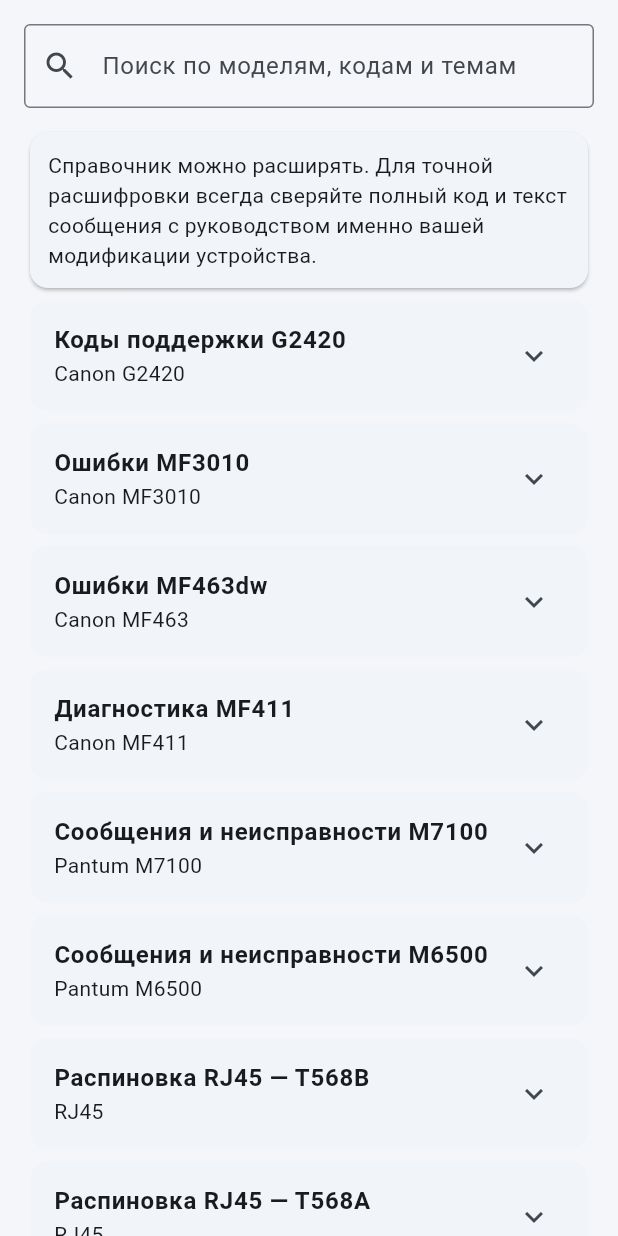
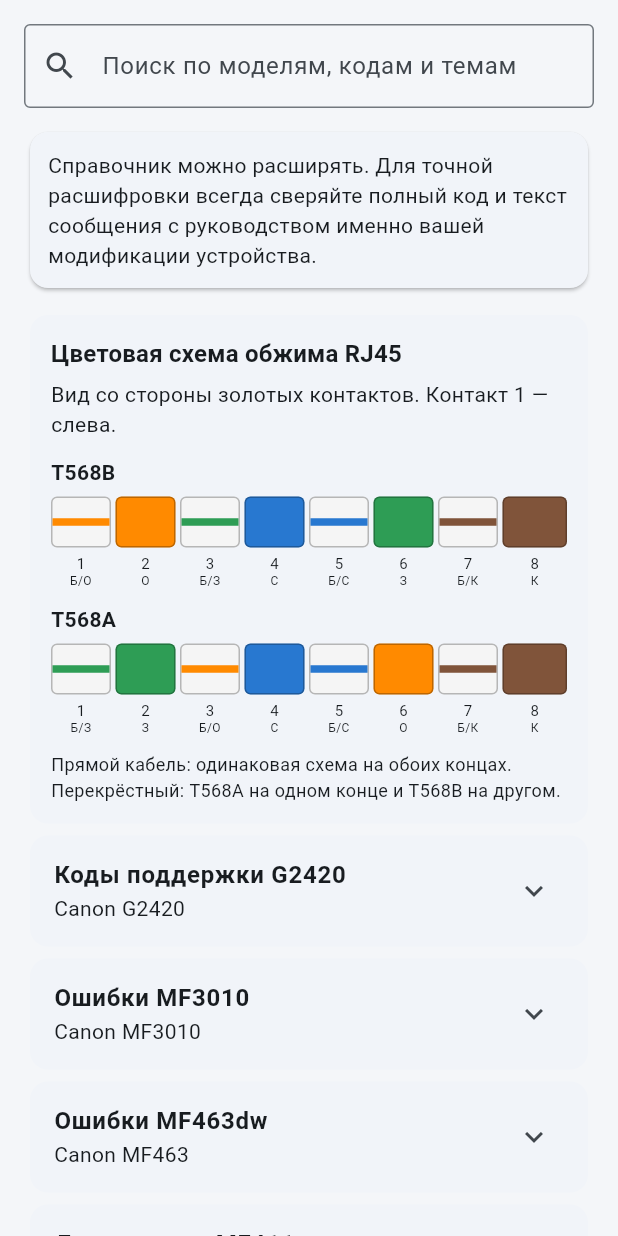
Before and after one commit to JoxerJXR/IT-Master-MRCRMB, a Flutter app: the KnowledgeBasePage screen opened directly, on a phone screen of 412 x 824 dp. Run offline on Flutter 3.47's test engine with Material 3 defaults, Android fonts, the phone set to English and light mode, and no system bars; our stand-ins replace flutter_secure_storage, signature, sqflite; accounts and stored records are empty.

Commit message:
Добавлена цветная иллюстрация распиновки RJ45 в справочник

```diff
--- a/lib/knowledge_base.dart
+++ b/lib/knowledge_base.dart
@@ -1,4 +1,5 @@
 import 'package:flutter/material.dart';
+import 'rj45_diagram.dart';
 
 class KnowledgeBasePage extends StatefulWidget {
   const KnowledgeBasePage({super.key});
@@ -25,6 +26,8 @@ class _KnowledgeBasePageState extends State<KnowledgeBasePage>{
       TextField(decoration:const InputDecoration(prefixIcon:Icon(Icons.search),hintText:'Поиск по моделям, кодам и темам',border:OutlineInputBorder()),onChanged:(v)=>setState(()=>query=v)),
       const SizedBox(height:12),
       const Card(child:Padding(padding:EdgeInsets.all(12),child:Text('Справочник можно расширять. Для точной расшифровки всегда сверяйте полный код и текст сообщения с руководством именно вашей модификации устройства.'))),
+      const SizedBox(height: 10),
+      const RJ45WiringCard(),
       ...list.map((e)=>Card(elevation:0,child:ExpansionTile(
         title:Text(e['title']!,style:const TextStyle(fontWeight:FontWeight.w600)),
         subtitle:Text(e['group']!),
```
